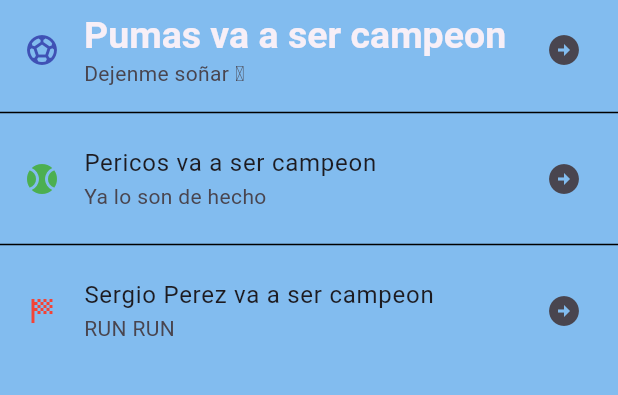
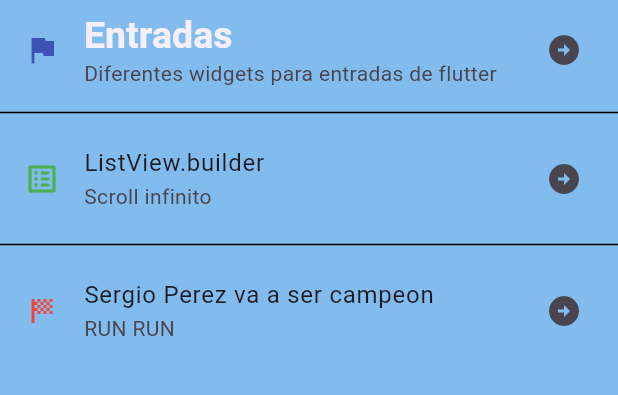
Before and after one commit to GabrielGLuna/componentes_flutter, a Flutter app: the screen it shows after launch, on a phone screen of 412 x 824 dp, the part 84-479 px from its top. Run offline on Flutter 3.47's test engine with Material 3 defaults, Android fonts, the phone set to English and light mode, and no system bars.

Commit message:
05 Changing the content of the ListTiles

```diff
--- a/lib/home_Screen.dart
+++ b/lib/home_Screen.dart
@@ -12,19 +12,19 @@ class HomeScreen extends StatelessWidget {
         body: ListView(
           children: [
            ListTile(
-            leading: const Icon(Icons.sports_soccer_rounded, color: Colors.indigo,),
-            title: Text('Pumas va a ser campeon',
-            style:  Theme.of(context).textTheme.headlineLarge),
-            subtitle: const Text('Dejenme soñar 🥹'),
+            leading: const Icon(Icons.flag, color: Colors.indigo),
+            title: Text('Entradas',
+            style: Theme.of(context).textTheme.headlineLarge),
+            subtitle: const Text('Diferentes widgets para entradas de flutter'),
             trailing: const Icon(Icons.arrow_circle_right),
            ),
            const Divider(
             color: Colors.black,
            ),
           const ListTile(
-            leading: Icon(Icons.sports_baseball, color: Colors.green,),
-            title: Text('Pericos va a ser campeon'),
-            subtitle: Text('Ya lo son de hecho'),
+            leading: Icon(Icons.list_alt_rounded, color: Colors.green,),
+            title: Text('ListView.builder',),
+            subtitle: Text('Scroll infinito'),
             trailing: Icon(Icons.arrow_circle_right),
            ),
           const Divider(
```
